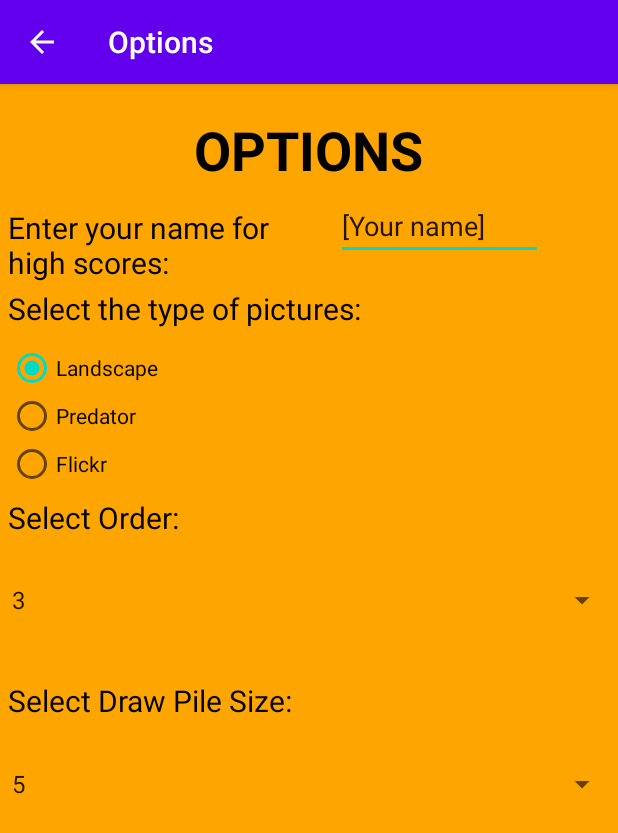
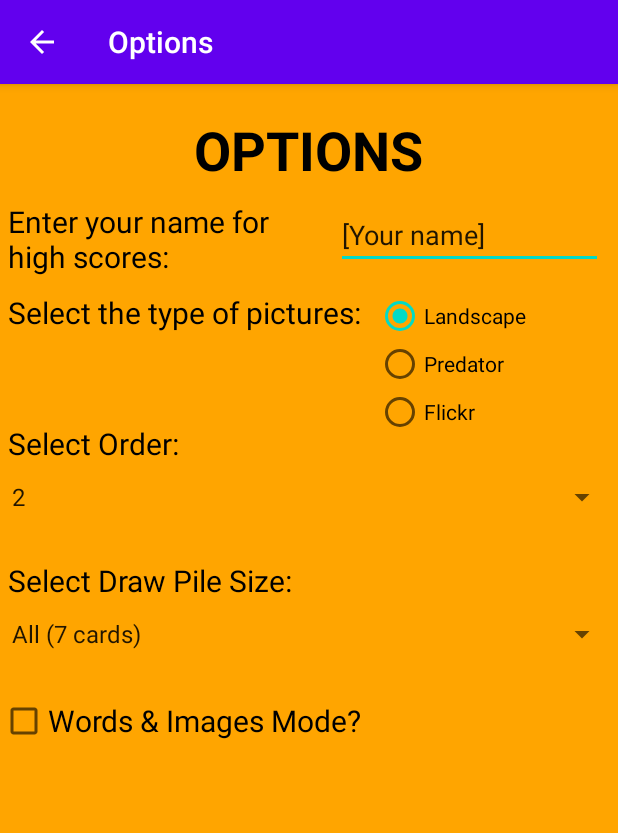
Before and after one commit to bhoward27/276-prj, an Android app: the OptionsActivity screen opened directly, with no data from a screen before it, on a phone screen of 412 x 824 dp. Shown: the top 833 px of the screen. Run offline under Robolectric (Android 15) with nearby library versions, the phone set to English and light mode, and no system bars; libraries missing offline, so code that uses them is left out: org.junit.jupiter; 1 statement that could not run was skipped.

Commit message:
Added word mode checkbox

```diff
--- a/app/src/main/java/ca/cmpt276/prj/model/Deck.java
+++ b/app/src/main/java/ca/cmpt276/prj/model/Deck.java
@@ -161,8 +161,16 @@ public class Deck {
 							{0, 12, 5, 7}, {8, 1, 3, 12},
 							{12, 2, 4, 6}, {9, 10, 11, 12}};
 			break;
+			case 5: cardConfigurations =
+					new Integer[][]{{0, 1, 2, 9},
+							{9, 3, 4, 5}, {8, 9, 6, 7},
+							{0, 10, 3, 6}, {1, 10, 4, 7},
+							{8, 2, 10, 5}, {0, 8, 11, 4},
+							{1, 11, 5, 6}, {11, 2, 3, 7},
+							{0, 12, 5, 7}, {8, 1, 3, 12},
+							{12, 2, 4, 6}, {9, 10, 11, 12}};
 			default:
-				throw new UnsupportedOperationException("Not implemented: imagesPerCard != 3");
+				throw new UnsupportedOperationException("This order is not implemented.");
 		}
 	}
 }
--- a/app/src/main/java/ca/cmpt276/prj/ui/GameActivity.java
+++ b/app/src/main/java/ca/cmpt276/prj/ui/GameActivity.java
@@ -88,12 +88,8 @@ public class GameActivity extends AppCompatActivity {
         resourcePrefix = imageSetPrefix + RESOURCE_DIVIDER;
         globalResources = getResources();
 
-        // temporarily set order here before options is done
-        options.setOrder(3);
         // TODO: change MaxDeckSize -> DeckSize once that's finished
-        // TODO: finish word mode option
-        //gameInstance = new Game(options.getOrder(), options.getMaxDeckSize(), options.isWordMode());
-        gameInstance = new Game(options.getOrder(), options.getMaxDeckSize(), true);
+        gameInstance = new Game(options.getOrder(), options.getMaxDeckSize(), options.isWordMode());
 
         updateRemainingCardsText();
         setupButtons();
@@ -145,9 +141,7 @@ public class GameActivity extends AppCompatActivity {
 
         for (Button button : drawPileButtons) {
             button.setOnTouchListener((ignored, motionEvent) -> {
-                if (motionEvent.getAction() == MotionEvent.ACTION_DOWN) {
-                    button.setActivated(true);
-                } else if (motionEvent.getAction() == MotionEvent.ACTION_UP) {
+                if (motionEvent.getAction() == MotionEvent.ACTION_UP) {
                     tapUpdateGameState(button);
                 }
 
@@ -358,7 +352,7 @@ public class GameActivity extends AppCompatActivity {
         // Changing font to casual adapted from mikeswright49 @ https://stackoverflow.com/a/13052057
         // With the suggestion to place it after alert.show() adapted from Cerlin
         // @ https://stackoverflow.com/a/43536704
-        TextView dialogMessages = (TextView) alert.findViewById(android.R.id.message);
+        TextView dialogMessages = alert.findViewById(android.R.id.message);
         assert dialogMessages != null;
         dialogMessages.setTypeface(Typeface.create("sans-serif", Typeface.NORMAL));
         dialogMessages.setTextSize(26);
--- a/app/src/main/java/ca/cmpt276/prj/ui/OptionsActivity.java
+++ b/app/src/main/java/ca/cmpt276/prj/ui/OptionsActivity.java
@@ -9,6 +9,8 @@ import android.util.Log;
 import android.view.View;
 import android.widget.AdapterView;
 import android.widget.ArrayAdapter;
+import android.widget.CheckBox;
+import android.widget.CompoundButton;
 import android.widget.EditText;
 import android.widget.RadioButton;
 import android.widget.RadioGroup;
@@ -45,6 +47,18 @@ public class OptionsActivity extends AppCompatActivity implements AdapterView.On
         setupEntryBox();
         createOrderSpinner();
         createDeckSizeSpinner();
+        setupCheckBox();
+    }
+
+    private void setupCheckBox() {
+        CheckBox chck = findViewById(R.id.chckWordMode);
+        if (options.isWordMode()) {
+            chck.setChecked(true);
+        }
+        chck.setOnCheckedChangeListener((buttonView, isChecked) -> {
+            options.setWordMode(isChecked);
+        }
+        );
     }
 
     private void initOptionSet() {
--- a/app/src/main/res/layout/activity_options.xml
+++ b/app/src/main/res/layout/activity_options.xml
@@ -10,14 +10,11 @@
         android:id="@+id/text_deck_size"
         android:layout_width="wrap_content"
         android:layout_height="wrap_content"
+        android:layout_below="@+id/spn_order"
         android:layout_alignParentStart="true"
-        android:layout_alignParentTop="true"
         android:layout_alignParentEnd="true"
-        android:layout_centerVertical="true"
-        android:layout_marginStart="5dp"
         android:layout_marginLeft="5dp"
-        android:layout_marginTop="397dp"
-        android:layout_marginEnd="205dp"
+        android:layout_marginTop="30dp"
         android:text="@string/txt_prompt_pile_size"
         android:textColor="@color/black"
         android:textSize="20sp" />
@@ -47,11 +44,11 @@
         android:id="@+id/text_view_selected"
         android:layout_width="wrap_content"
         android:layout_height="wrap_content"
+        android:layout_below="@+id/txtName"
         android:layout_alignParentStart="true"
-        android:layout_alignParentTop="true"
         android:layout_marginStart="5dp"
         android:layout_marginLeft="5dp"
-        android:layout_marginTop="136dp"
+        android:layout_marginTop="10dp"
         android:text="@string/txt_prompt_image_type"
         android:textColor="@color/black"
         android:textSize="20sp" />
@@ -60,13 +57,13 @@
         android:id="@+id/text_order"
         android:layout_width="wrap_content"
         android:layout_height="wrap_content"
+        android:layout_below="@+id/text_view_selected"
         android:layout_alignParentStart="true"
-        android:layout_alignParentTop="true"
+        android:layout_alignParentLeft="false"
         android:layout_alignParentEnd="true"
-        android:layout_marginStart="5dp"
+        android:layout_alignParentBottom="false"
         android:layout_marginLeft="5dp"
-        android:layout_marginTop="275dp"
-        android:layout_marginEnd="198dp"
+        android:layout_marginTop="60dp"
         android:text="@string/txt_prompt_order"
         android:textColor="@color/black"
         android:textSize="20sp" />
@@ -75,11 +72,11 @@
         android:id="@+id/txtName"
         android:layout_width="215dp"
         android:layout_height="wrap_content"
+        android:layout_below="@+id/txOptionsTitle"
         android:layout_alignParentStart="true"
-        android:layout_alignParentTop="true"
         android:layout_marginStart="5dp"
         android:layout_marginLeft="5dp"
-        android:layout_marginTop="82dp"
+        android:layout_marginTop="10dp"
         android:text="@string/txt_prompt_name"
         android:textColor="@color/black"
         android:textSize="20sp" />
@@ -88,19 +85,21 @@
         android:id="@+id/radioGroup"
         android:layout_width="wrap_content"
         android:layout_height="wrap_content"
-        android:layout_below="@+id/text_view_selected"
+        android:layout_below="@+id/txtName"
+        android:layout_marginStart="10dp"
         android:layout_marginLeft="5dp"
-        android:layout_marginTop="10dp"/>
+        android:layout_marginTop="10dp"
+        android:layout_toEndOf="@+id/text_view_selected" />
 
     <EditText
         android:id="@+id/editTextPlayerNameEntryBox"
         android:layout_width="wrap_content"
         android:layout_height="wrap_content"
-        android:layout_alignParentTop="true"
+        android:layout_below="@+id/txOptionsTitle"
         android:layout_alignParentEnd="true"
         android:layout_marginStart="3dp"
-        android:layout_marginTop="72dp"
-        android:layout_marginEnd="50dp"
+        android:layout_marginTop="10dp"
+        android:layout_marginEnd="10dp"
         android:layout_toEndOf="@+id/txtName"
         android:ems="10"
         android:hint="@string/txt_player_name_placeholder"
@@ -115,7 +114,7 @@
         android:layout_alignParentStart="true"
         android:layout_alignParentEnd="true"
         android:layout_marginStart="0dp"
-        android:layout_marginTop="29dp"
+        android:layout_marginTop="10dp"
         android:layout_marginEnd="0dp" />
 
     <Spinner
@@ -126,7 +125,16 @@
         android:layout_alignParentStart="true"
         android:layout_alignParentEnd="true"
         android:layout_marginStart="0dp"
-        android:layout_marginTop="30dp"
+        android:layout_marginTop="10dp"
         android:layout_marginEnd="0dp" />
 
+    <CheckBox
+        android:id="@+id/chckWordMode"
+        android:layout_width="wrap_content"
+        android:layout_height="wrap_content"
+        android:layout_below="@+id/spn_pile_size"
+        android:layout_marginTop="30dp"
+        android:text="@string/txt_words_and_images"
+        android:textSize="20sp" />
+
 </RelativeLayout>
--- a/app/src/main/res/values/strings.xml
+++ b/app/src/main/res/values/strings.xml
@@ -97,4 +97,5 @@
     <string name="start_polling">Start polling</string>
     <string name="clear_search">Clear Search</string>
     <string name="search">Search</string>
+    <string name="txt_words_and_images"><![CDATA[Words & Images Mode?]]></string>
 </resources>
```
